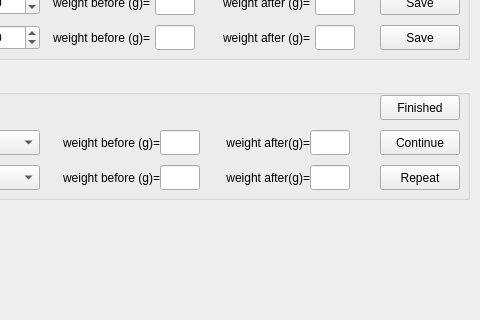
Before: the Qt Designer form src/foraging_gui/Calibration.ui in AllenNeuralDynamics/dynamic-foraging-task, drawn with Qt 5; both pictures show x 210 to 690 and y 115 to 435 of the 690 by 740 pixel window.
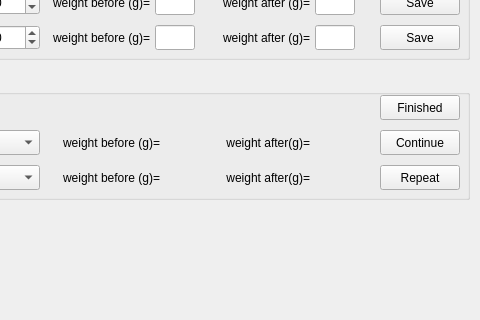
After: the same form once the commit is applied.

Commit message: changing logic to prevent empy stings in water calibrations

What changed in the file:
```diff
--- a/src/foraging_gui/Calibration.ui
+++ b/src/foraging_gui/Calibration.ui
@@ -646,7 +646,7 @@
                 <set>Qt::AlignRight|Qt::AlignTrailing|Qt::AlignVCenter</set>
             </property>
         </widget>
-        <widget class="QLineEdit" name="WeightAfterLeft">
+        <widget class="QLabel" name="WeightAfterLeft">
             <property name="geometry">
                 <rect>
                     <x>510</x>
@@ -659,7 +659,7 @@
                 <string/>
             </property>
         </widget>
-        <widget class="QLineEdit" name="WeightAfterRight">
+        <widget class="QLabel" name="WeightAfterRight">
             <property name="geometry">
                 <rect>
                     <x>510</x>
@@ -790,7 +790,7 @@
                 <set>Qt::AlignRight|Qt::AlignTrailing|Qt::AlignVCenter</set>
             </property>
         </widget>
-        <widget class="QLineEdit" name="WeightBeforeLeft">
+        <widget class="QLabel" name="WeightBeforeLeft">
             <property name="geometry">
                 <rect>
                     <x>360</x>
@@ -803,7 +803,7 @@
                 <string/>
             </property>
         </widget>
-        <widget class="QLineEdit" name="WeightBeforeRight">
+        <widget class="QLabel" name="WeightBeforeRight">
             <property name="geometry">
                 <rect>
                     <x>360</x>
```
The commit also changes 1 other file.
